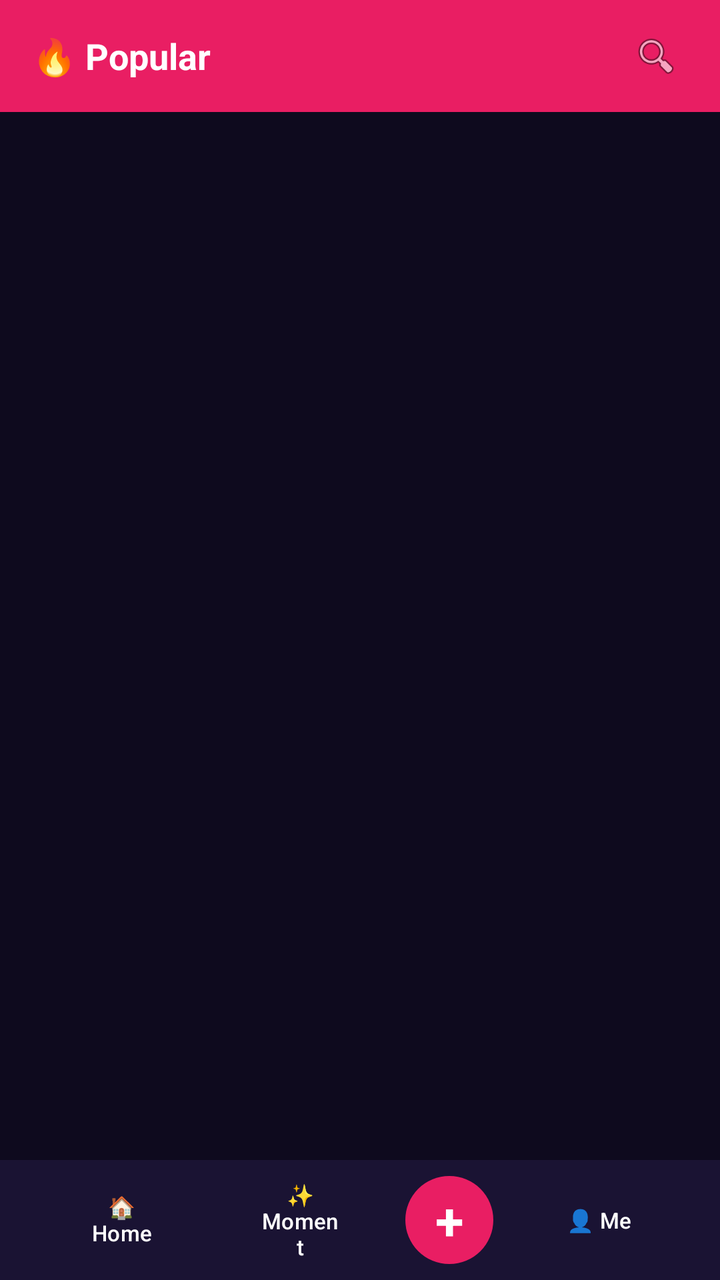
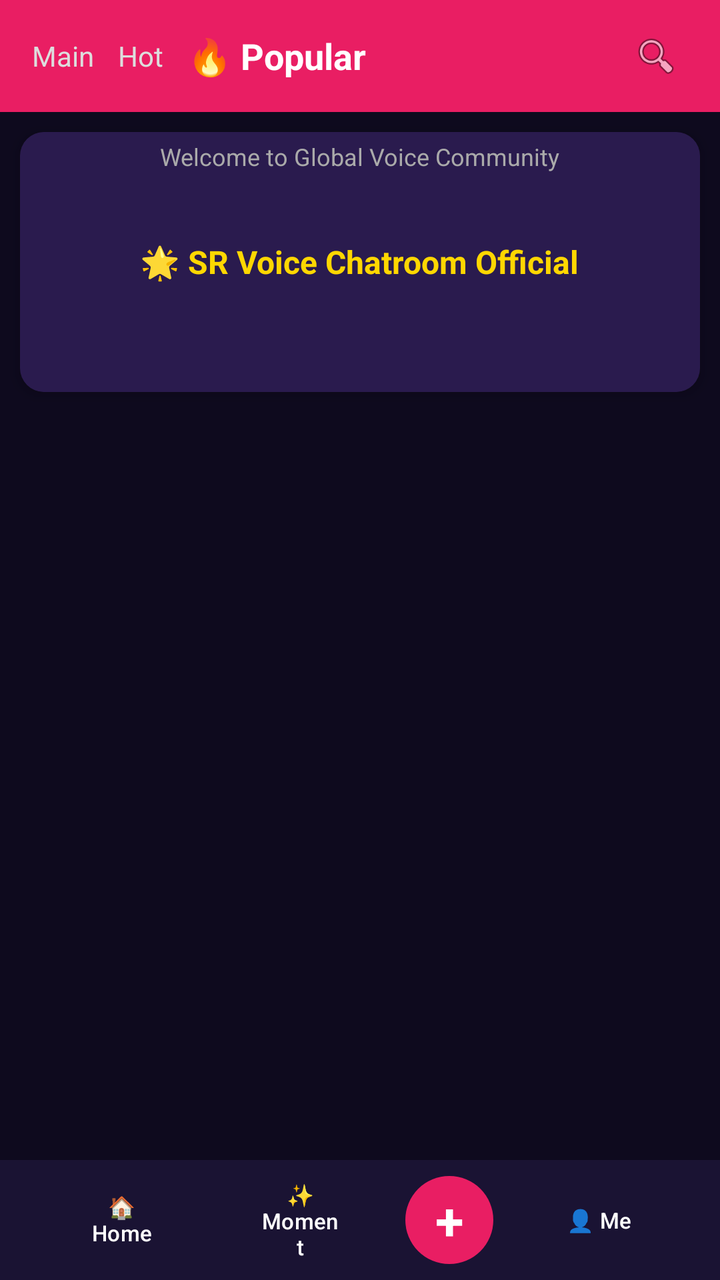

An Android layout rendered at two revisions. The XML below is the earlier revision; the diff shows what the commit changed to produce the second picture.
<!-- AndroidManifest.xml: application theme Theme.SRVoiceChat -->
<!-- res/layout/activity_home.xml -->
<?xml version="1.0" encoding="utf-8"?>
<RelativeLayout xmlns:android="http://schemas.android.com/apk/res/android"
    android:layout_width="match_parent"
    android:layout_height="match_parent"
    android:background="#0E0A1E">

    
    <LinearLayout
        android:id="@+id/topBarLayout"
        android:layout_width="match_parent"
        android:layout_height="wrap_content"
        android:orientation="horizontal"
        android:gravity="center_vertical"
        android:background="#E91E63"
        android:paddingHorizontal="16dp"
        android:paddingVertical="12dp">

        <TextView
            android:layout_width="0dp"
            android:layout_height="wrap_content"
            android:layout_weight="1"
            android:text="🔥 Popular"
            android:textColor="#FFFFFF"
            android:textSize="18sp"
            android:textStyle="bold"/>

        
        <ImageView
            android:id="@+id/btnSearchRoom"
            android:layout_width="32dp"
            android:layout_height="32dp"
            android:src="@android:drawable/ic_menu_search"
            android:contentDescription="Search Room"
            android:background="?attr/selectableItemBackgroundBorderless"
            android:padding="4dp"/>
    </LinearLayout>

    
    <GridView
        android:id="@+id/roomGridView"
        android:layout_width="match_parent"
        android:layout_height="match_parent"
        android:layout_below="@id/topBarLayout"
        android:layout_above="@id/bottomNavLayout"
        android:numColumns="2"
        android:horizontalSpacing="4dp"
        android:verticalSpacing="4dp"
        android:padding="8dp"
        android:stretchMode="columnWidth"/>

    
    <LinearLayout
        android:id="@+id/bottomNavLayout"
        android:layout_width="match_parent"
        android:layout_height="60dp"
        android:layout_alignParentBottom="true"
        android:orientation="horizontal"
        android:background="#1A1333"
        android:gravity="center"
        android:paddingHorizontal="16dp">

        <Button
            android:id="@+id/btnHomeTab"
            android:layout_width="0dp"
            android:layout_height="wrap_content"
            android:layout_weight="1"
            android:text="🏠 Home"
            android:textSize="11sp"
            android:background="?attr/selectableItemBackgroundBorderless"
            android:textColor="#FFFFFF"/>

        <Button
            android:id="@+id/btnMomentTab"
            android:layout_width="0dp"
            android:layout_height="wrap_content"
            android:layout_weight="1"
            android:text="✨ Moment"
            android:textSize="11sp"
            android:background="?attr/selectableItemBackgroundBorderless"
            android:textColor="#FFFFFF"/>

        
        <TextView
            android:id="@+id/btnPlus"
            android:layout_width="44dp"
            android:layout_height="44dp"
            android:text="+"
            android:textSize="26sp"
            android:textColor="#FFFFFF"
            android:background="@drawable/bg_plus_btn"
            android:gravity="center"
            android:textStyle="bold"
            android:layout_marginHorizontal="8dp"/>

        <Button
            android:id="@+id/btnMeTab"
            android:layout_width="0dp"
            android:layout_height="wrap_content"
            android:layout_weight="1"
            android:text="👤 Me"
            android:textSize="11sp"
            android:background="?attr/selectableItemBackgroundBorderless"
            android:textColor="#FFFFFF"/>

    </LinearLayout>

</RelativeLayout>
<!-- resources referenced by this layout -->
<resources>
  <!-- drawable bg_plus_btn (drawable) -->
  <?xml version="1.0" encoding="utf-8"?>
  <shape xmlns:android="http://schemas.android.com/apk/res/android" android:shape="oval">
      <solid android:color="#E91E63"/>
  </shape>
  <style name="Theme.SRVoiceChat" parent="Theme.Material3.DayNight.NoActionBar">
          <item name="colorPrimary">#FF4081</item>
          <item name="android:statusBarColor">#FF4081</item>
          <item name="android:windowLightStatusBar">true</item>
      </style>
</resources>

<!-- the commit's change to res/layout/activity_home.xml (unified diff, before → after) -->
@@ -14,6 +14,22 @@
         android:background="#E91E63"
         android:paddingHorizontal="16dp"
         android:paddingVertical="12dp">
+
+        <TextView
+            android:layout_width="wrap_content"
+            android:layout_height="wrap_content"
+            android:text="Main"
+            android:textColor="#DDDDDD"
+            android:textSize="14sp"
+            android:layout_marginEnd="12sp"/>
+
+        <TextView
+            android:layout_width="wrap_content"
+            android:layout_height="wrap_content"
+            android:text="Hot"
+            android:textColor="#DDDDDD"
+            android:textSize="14sp"
+            android:layout_marginEnd="12sp"/>
 
         <TextView
             android:layout_width="0dp"
@@ -36,17 +52,61 @@
     </LinearLayout>
 
     
-    <GridView
-        android:id="@+id/roomGridView"
+    <LinearLayout
         android:layout_width="match_parent"
         android:layout_height="match_parent"
         android:layout_below="@id/topBarLayout"
         android:layout_above="@id/bottomNavLayout"
-        android:numColumns="2"
-        android:horizontalSpacing="4dp"
-        android:verticalSpacing="4dp"
-        android:padding="8dp"
-        android:stretchMode="columnWidth"/>
+        android:orientation="vertical">
+
+        
+        <androidx.cardview.widget.CardView
+            android:layout_width="match_parent"
+            android:layout_height="130dp"
+            android:layout_margin="10dp"
+            app:cardCornerRadius="12dp"
+            app:cardElevation="4dp"
+            app:cardBackgroundColor="#1A1333"
+            xmlns:app="http://schemas.android.com/apk/res-auto">
+
+            <RelativeLayout
+                android:layout_width="match_parent"
+                android:layout_height="match_parent"
+                android:background="#2A1B4E">
+
+                <TextView
+                    android:layout_width="wrap_content"
+                    android:layout_height="wrap_content"
+                    android:text="🌟 SR Voice Chatroom Official"
+                    android:textColor="#FFD700"
+                    android:textSize="16sp"
+                    android:textStyle="bold"
+                    android:layout_centerInParent="true"/>
+
+                <TextView
+                    android:layout_width="wrap_content"
+                    android:layout_height="wrap_content"
+                    android:text="Welcome to Global Voice Community"
+                    android:textColor="#AAAAAA"
+                    android:textSize="12sp"
+                    android:layout_below="@android:id/text1"
+                    android:layout_centerHorizontal="true"
+                    android:layout_marginTop="4dp"/>
+            </RelativeLayout>
+        </androidx.cardview.widget.CardView>
+
+        
+        <GridView
+            android:id="@+id/roomGridView"
+            android:layout_width="match_parent"
+            android:layout_height="match_parent"
+            android:numColumns="2"
+            android:horizontalSpacing="4dp"
+            android:verticalSpacing="4dp"
+            android:padding="8dp"
+            android:stretchMode="columnWidth"/>
+
+    </LinearLayout>
 
     
     <LinearLayout
